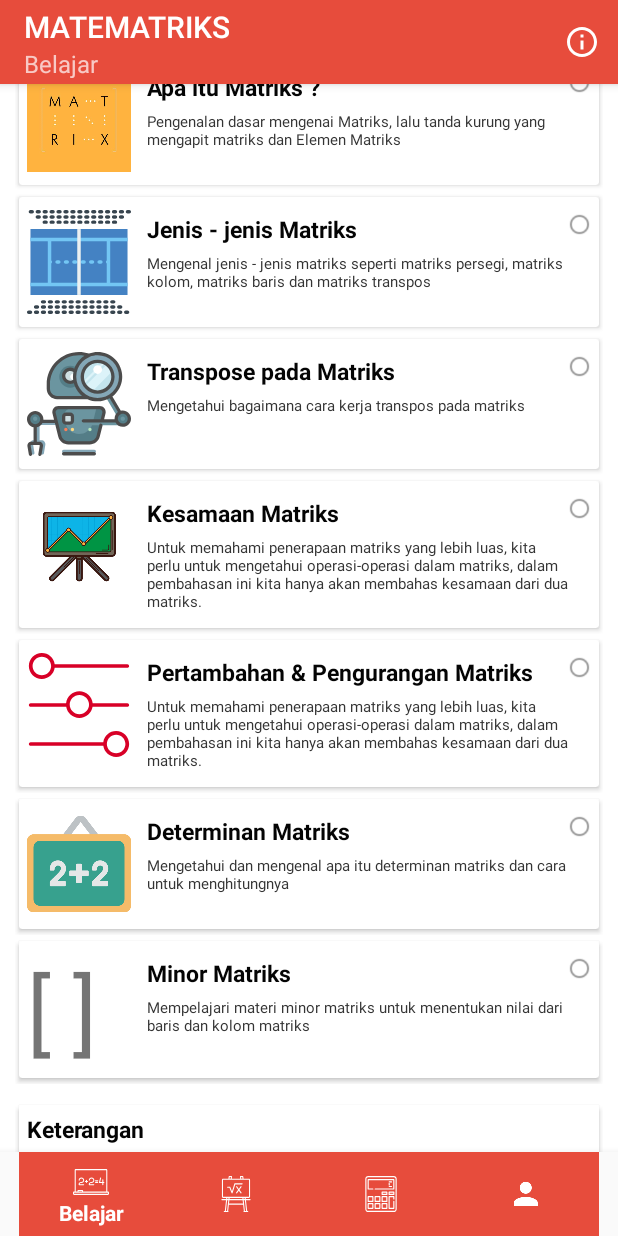
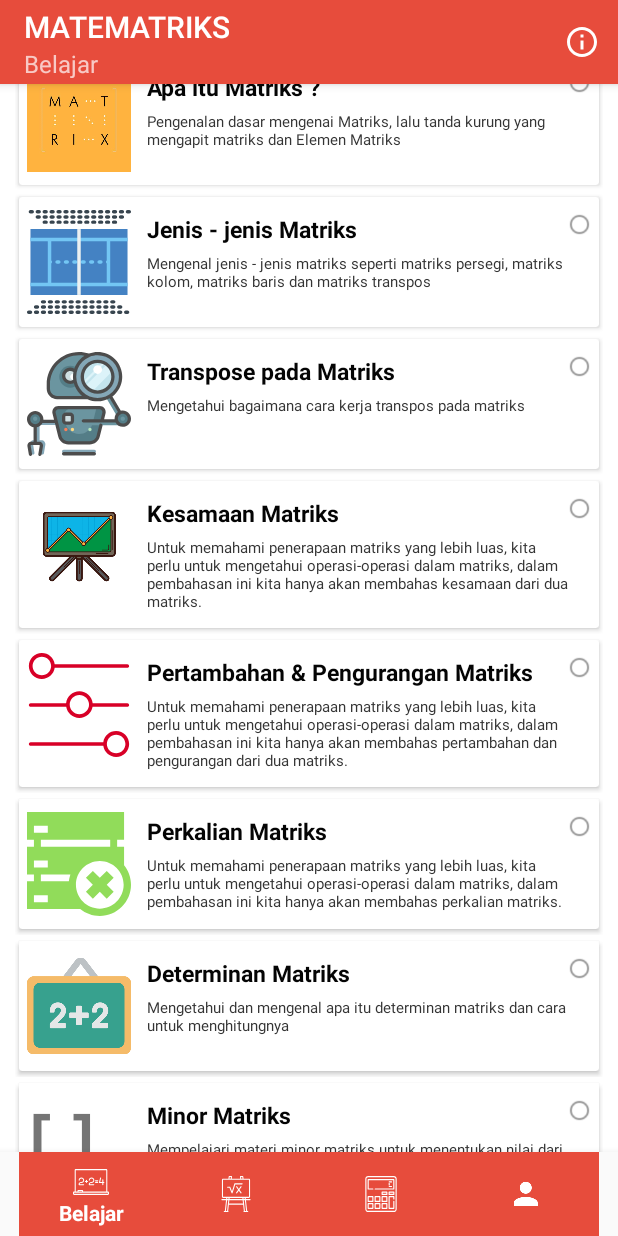
Before and after one commit to inialdan/matematriks, an Android app: the BelajarFragment screen opened directly, with no data from a screen before it, scrolled down 537 dp, on a phone screen of 412 x 824 dp. Run offline under Robolectric (Android 15) with nearby library versions, the phone set to English and light mode, and no system bars; libraries missing offline, so code that uses them is left out: com.daimajia.slider; 10 statements that could not run were skipped.

Commit message:
Add Slide Perkalian Matriks

```diff
--- a/app/src/main/AndroidManifest.xml
+++ b/app/src/main/AndroidManifest.xml
@@ -77,6 +77,11 @@
             android:screenOrientation="portrait"
             android:theme="@style/AppTheme.NoActionBar" />
         <activity
+            android:name=".activity.menu.belajar.belajar_perkalian_matriks"
+            android:noHistory="true"
+            android:screenOrientation="portrait"
+            android:theme="@style/AppTheme.NoActionBar" />
+        <activity
             android:name=".activity.menu.belajar.belajar_determinan_matriks"
             android:noHistory="true"
             android:screenOrientation="portrait"
--- a/app/src/main/java/aldan/apps/matematriks/fragment/BelajarFragment.java
+++ b/app/src/main/java/aldan/apps/matematriks/fragment/BelajarFragment.java
@@ -24,6 +24,7 @@ import aldan.apps.matematriks.activity.menu.belajar.belajar_jenis_matriks;
 import aldan.apps.matematriks.activity.menu.belajar.belajar_kesamaan_matriks;
 import aldan.apps.matematriks.activity.menu.belajar.belajar_matriks;
 import aldan.apps.matematriks.activity.menu.belajar.belajar_minor_matriks;
+import aldan.apps.matematriks.activity.menu.belajar.belajar_perkalian_matriks;
 import aldan.apps.matematriks.activity.menu.belajar.belajar_pertambahan_pengurangan_matriks;
 import aldan.apps.matematriks.activity.menu.belajar.belajar_transpos_matriks;
 import aldan.apps.matematriks.session.PrefManager;
@@ -56,7 +57,8 @@ public class BelajarFragment extends Fragment {
             statusBelajarDeterminan,
             statusBelajarMinor,
             statusBelajarKesamaanMatriks,
-            statusBelajarPertambahanPengurangan;
+            statusBelajarPertambahanPengurangan,
+            statusBelajarPerkalian;
     private SliderLayout sliderLayout;
     private PrefManager prefManager;
     Handler progressHandler = new Handler();
@@ -101,9 +103,10 @@ public class BelajarFragment extends Fragment {
         String ScoreJenisMatriks = prefManager.getScoreBelajarJenisMatriks();
         String ScoreTranspos = prefManager.getScoreBelajarTranspos();
         String ScoreKesamaanMatriks = prefManager.getScoreBelajarKesamaanMatriks();
+        String ScorePertambahanPengurangan = prefManager.getScoreBelajarPertambahanPenguranganMatriks();
+        String ScorePerkalian = prefManager.getScoreBelajarPerkalianMatriks();
         String ScoreDeterminan = prefManager.getScoreBelajarDeterminan();
         String ScoreMinor = prefManager.getScoreBelajarMinor();
-        String ScorePertambahanPengurangan = prefManager.getScoreBelajarPertambahanPenguranganMatriks();
 
         if (ScoreMatriks == "") ScoreMatriks = "0";
         else statusBelajarMatriks.setImageDrawable(getResources().getDrawable(R.drawable.icon_checked_finish));
@@ -120,6 +123,9 @@ public class BelajarFragment extends Fragment {
         if (ScorePertambahanPengurangan == "") ScorePertambahanPengurangan = "0";
         else statusBelajarPertambahanPengurangan.setImageDrawable(getResources().getDrawable(R.drawable.icon_checked_finish));
 
+        if (ScorePerkalian == "") ScorePerkalian = "0";
+        else statusBelajarPerkalian.setImageDrawable(getResources().getDrawable(R.drawable.icon_checked_finish));
+
         if (ScoreDeterminan == "") ScoreDeterminan = "0";
         else statusBelajarDeterminan.setImageDrawable(getResources().getDrawable(R.drawable.icon_checked_finish));
 
@@ -131,9 +137,10 @@ public class BelajarFragment extends Fragment {
         final Integer Transpose = Integer.parseInt(ScoreTranspos);
         final Integer KesamaanMatriks = Integer.parseInt(ScoreKesamaanMatriks);
         final Integer PertambahanPengurangan = Integer.parseInt(ScorePertambahanPengurangan);
+        final Integer Perkalian = Integer.parseInt(ScorePerkalian);
         final Integer Determinan = Integer.parseInt(ScoreDeterminan);
         final Integer Minor = Integer.parseInt(ScoreMinor);
-        final Integer theScore = Matriks + JenisMatriks + Transpose + KesamaanMatriks + PertambahanPengurangan + Determinan + Minor;
+        final Integer theScore = Matriks + JenisMatriks + Transpose + KesamaanMatriks + PertambahanPengurangan + Perkalian + Determinan + Minor;
 
         new Thread(new Runnable() {
             public void run() {
@@ -162,6 +169,7 @@ public class BelajarFragment extends Fragment {
         statusBelajarTranspos = RootView.findViewById(R.id.statusBelajarTranspos);
         statusBelajarJenisMatriks = RootView.findViewById(R.id.statusBelajarJenisMatriks);
         statusBelajarPertambahanPengurangan = RootView.findViewById(R.id.statusBelajarPertambahanPengurangan);
+        statusBelajarPerkalian = RootView.findViewById(R.id.statusBelajarPerkalianMatriks);
         statusBelajarDeterminan = RootView.findViewById(R.id.statusBelajarDeterminan);
         statusBelajarMinor = RootView.findViewById(R.id.statusBelajarMinor);
         statusBelajarKesamaanMatriks = RootView.findViewById(R.id.statusBelajarKesamaanMatriks);
@@ -198,6 +206,13 @@ public class BelajarFragment extends Fragment {
             @Override
             public void onClick(View v) {
                 startActivity(new Intent(getActivity(), belajar_pertambahan_pengurangan_matriks.class));
+            }
+        });
+
+        RootView.findViewById(R.id.menu_belajar_perkalian_matriks).setOnClickListener(new View.OnClickListener() {
+            @Override
+            public void onClick(View v) {
+                startActivity(new Intent(getActivity(), belajar_perkalian_matriks.class));
             }
         });
 
--- a/app/src/main/java/aldan/apps/matematriks/session/PrefManager.java
+++ b/app/src/main/java/aldan/apps/matematriks/session/PrefManager.java
@@ -35,6 +35,7 @@ public class PrefManager {
     public static final String SCORE_BELAJAR_TRANSPOS = "belajar_transpos_matriks";
     public static final String SCORE_BELAJAR_KESAMAAN_MATRIKS = "belajar_kesamaan_matriks";
     public static final String SCORE_PERTAMBAHAN_PENGURANGAN_MATRIKS = "belajar_pertambahan_pengurangan_matriks";
+    public static final String SCORE_PERKALIAN_MATRIKS = "belajar_perkalian_matriks";
     public static final String SCORE_BELAJAR_DETERMINAN = "belajar_determinan_matriks";
     public static final String SCORE_BELAJAR_MINOR = "belajar_minor_matriks";
 
@@ -90,6 +91,10 @@ public class PrefManager {
         return pref.getString(SCORE_PERTAMBAHAN_PENGURANGAN_MATRIKS, "");
     }
 
+    public String getScoreBelajarPerkalianMatriks(){
+        return pref.getString(SCORE_PERKALIAN_MATRIKS, "");
+    }
+
     public String getScoreBelajarDeterminan(){
         return pref.getString(SCORE_BELAJAR_DETERMINAN, "");
     }
--- /dev/null
+++ b/app/src/main/res/drawable/icon_x.xml
@@ -0,0 +1,5 @@
+<vector android:height="24dp" android:viewportHeight="30.0"
+    android:viewportWidth="30.0" android:width="24dp" xmlns:android="http://schemas.android.com/apk/res/android">
+    <path android:fillColor="#010002" android:pathData="M23,17l-2,2l-2,-2l-2,2l2,2l-2,2l2,2l2,-2l2,2l2,-2l-2,-2l2,-2z"/>
+    <path android:fillColor="#010002" android:pathData="M28,15.35V10h-2V8h2V0H0v8h2v2H0v8h2v2H0v8h15.35c1.545,1.248 3.51,1.999 5.65,2c4.971,-0.002 8.998,-4.029 9,-9C29.999,18.857 29.248,16.895 28,15.35zM2,4h4v2H2V4zM24,8v2H4V8H24zM2,14h4v2H2V14zM6,26H2v-2h4V26zM12.059,20H4v-2h8.522C12.297,18.639 12.135,19.307 12.059,20zM21,27.883c-3.801,-0.009 -6.876,-3.084 -6.885,-6.883c0.009,-3.801 3.084,-6.876 6.885,-6.885c3.799,0.009 6.874,3.084 6.883,6.885C27.874,24.799 24.799,27.874 21,27.883z"/>
+</vector>
--- /dev/null
+++ b/app/src/main/res/drawable/icon_x_green.xml
@@ -0,0 +1,5 @@
+<vector android:height="24dp" android:viewportHeight="30.0"
+    android:viewportWidth="30.0" android:width="24dp" xmlns:android="http://schemas.android.com/apk/res/android">
+    <path android:fillColor="#91DC5A" android:pathData="M23,17l-2,2l-2,-2l-2,2l2,2l-2,2l2,2l2,-2l2,2l2,-2l-2,-2l2,-2z"/>
+    <path android:fillColor="#91DC5A" android:pathData="M28,15.35V10h-2V8h2V0H0v8h2v2H0v8h2v2H0v8h15.35c1.545,1.248 3.51,1.999 5.65,2c4.971,-0.002 8.998,-4.029 9,-9C29.999,18.857 29.248,16.895 28,15.35zM2,4h4v2H2V4zM24,8v2H4V8H24zM2,14h4v2H2V14zM6,26H2v-2h4V26zM12.059,20H4v-2h8.522C12.297,18.639 12.135,19.307 12.059,20zM21,27.883c-3.801,-0.009 -6.876,-3.084 -6.885,-6.883c0.009,-3.801 3.084,-6.876 6.885,-6.885c3.799,0.009 6.874,3.084 6.883,6.885C27.874,24.799 24.799,27.874 21,27.883z"/>
+</vector>
--- a/app/src/main/res/layout/menu_belajar.xml
+++ b/app/src/main/res/layout/menu_belajar.xml
@@ -70,6 +70,12 @@
                 android:layout_height="match_parent" />
 
             <include
+                android:id="@+id/menu_belajar_perkalian_matriks"
+                layout="@layout/menu_belajar_perkalian_matriks"
+                android:layout_width="match_parent"
+                android:layout_height="match_parent" />
+
+            <include
                 android:id="@+id/menu_belajar_determinan_matriks"
                 layout="@layout/menu_belajar_determinan_matriks"
                 android:layout_width="match_parent"
--- /dev/null
+++ b/app/src/main/res/layout/menu_belajar_perkalian_matriks.xml
@@ -0,0 +1,74 @@
+<FrameLayout xmlns:android="http://schemas.android.com/apk/res/android"
+    xmlns:app="http://schemas.android.com/apk/res-auto"
+    android:layout_width="match_parent"
+    android:layout_height="wrap_content"
+    android:orientation="vertical"
+    android:visibility="visible"
+    android:paddingLeft="10dp"
+    android:paddingRight="10dp">
+    <android.support.v7.widget.CardView
+        xmlns:android="http://schemas.android.com/apk/res/android"
+        xmlns:card_view="http://schemas.android.com/apk/res-auto"
+        android:layout_width="match_parent"
+        android:layout_height="wrap_content"
+        card_view:cardElevation="2dp"
+        card_view:cardUseCompatPadding="true">
+        <RelativeLayout
+            android:layout_width="fill_parent"
+            android:layout_height="wrap_content"
+            android:orientation="horizontal"
+            android:padding="5dip"
+            android:background="?android:attr/selectableItemBackground">
+            <LinearLayout
+                android:id="@+id/thumbnail"
+                android:layout_width="wrap_content"
+                android:layout_height="wrap_content"
+                android:layout_alignParentLeft="true"
+                android:layout_marginRight="5dip">
+                <ImageView
+                    android:id="@+id/pict_poster"
+                    android:layout_width="69dp"
+                    android:layout_height="76dp"
+                    android:src="@drawable/icon_x_green"/>
+            </LinearLayout>
+            <TextView
+                android:id="@+id/lblBelajarMatriks"
+                android:layout_width="wrap_content"
+                android:layout_height="wrap_content"
+                android:layout_alignTop="@+id/thumbnail"
+                android:layout_toRightOf="@+id/thumbnail"
+                android:text="@string/belajar_perkalian_matriks_text_menu"
+                android:textColor="#040404"
+                android:layout_marginLeft="5dp"
+                android:textSize="15dip"
+                android:layout_marginTop="5dp"
+                android:textStyle="bold"
+                android:typeface="sans" />
+
+
+            <TextView
+                android:id="@+id/Description"
+                android:layout_width="fill_parent"
+                android:layout_height="wrap_content"
+                android:layout_below="@id/lblBelajarMatriks"
+                android:layout_marginTop="5dp"
+                android:layout_marginBottom="5dp"
+                android:layout_marginLeft="5dp"
+                android:layout_toRightOf="@+id/thumbnail"
+                android:text="@string/belajar_perkalian_matriks_text_description"
+                android:textColor="#343434"
+                android:textSize="10dip" />
+
+            <ImageView
+                android:id="@+id/statusBelajarPerkalianMatriks"
+                android:layout_width="15dp"
+                android:layout_height="15dp"
+                android:layout_alignParentEnd="true"
+                android:layout_alignTop="@+id/lblBelajarMatriks"
+                android:src="@drawable/icon_checked_none"
+                android:visibility="visible"
+                android:layout_alignParentRight="true" />
+
+        </RelativeLayout>
+    </android.support.v7.widget.CardView>
+</FrameLayout>
--- a/app/src/main/res/values/strings.xml
+++ b/app/src/main/res/values/strings.xml
@@ -150,7 +150,7 @@
         Pernyataan pada poin 3 adalah kondisional. Agar pernyataan tersebut bernilai benar, maka a – 2 = 1 (a = 3), 2b = 4 (b = 2), c = –2, dan akan salah jika tidak memenuhi salah satu (atau lebih) dari syarat tersebut.
     </string>
 
-    <!-- TEXT BELAJAR TRANSPOS -->
+    <!-- TEXT BELAJAR PERTAMBAHAN DAN PENGURANGAN MATRIKS -->
     <string name="slide_belajar_pertambahan_pengurangan_matriks_1_title">Pertambahan &amp; Pengurangan MATRIKS ?</string>
     <string name="slide_belajar_pertambahan_pengurangan_matriks_1_desc">
         Penjumlahan atau pengurangan matriks dapat ditentukan dengan mengoperasikan elemen-elemen yang bersesuian dari matriks yang dijumlahkan atau dikurangkan. Hal ini mengakibatkan, matriks-matriks yang dapat dijumlahkan atau dikurangkan adalah matriks-matriks yang memiliki ordo sama, sehingga setiap elemen dari matriks yang satu memiliki elemen yang bersesuaian dengan matriks yang lainnya.
@@ -188,6 +188,17 @@
     <string name="slide_belajar_pertambahan_pengurangan_matriks_7_desc">
         Karena penjumlahan dari matriks didefinisikan sebagai penjumlahan dari elemen-elemen yang bersesuaian, maka sifat-sifat dari penjumlahan bilangan real berlaku pada penjumlahan matriks.
     </string>
+
+    <!-- TEXT BELAJAR PERKALIAN MATRIKS -->
+    <string name="slide_belajar_perkalian_matriks_1_title">Perkalian MATRIKS ?</string>
+    <string name="slide_belajar_perkalian_matriks_1_desc">
+        Operasi Cara Mencari Rumus Perkalian Matriks Matematika mempunyai Metode Rumus Menghitung Matriks yg sangat berbeda dg Operasi menghitung nilai penjumlahan atau pengurangan Matriks, Metode yg diterapkan didalam Rumus Menghitung Perkalian Matriks ialah dg memasangkan baris pd matriks pertama dg kolom pd matriks kedua tetapi kedua nilai Matriks ini bisa dikalian jika banyak kolom pd matriks pertama mempunyai nilai yg sama dg banyak baris pd matriks kedua dan hasil perkalian matriks akan mempunyai baris yg sama banyak dg baris matriks pertama.
+    </string>
+    <string name="slide_belajar_perkalian_matriks_2_title">Rumus Perkalian Matriks</string>
+    <string name="slide_belajar_perkalian_matriks_2_desc">
+        Sedangkan untuk penjelasan dari Rumus Perkalian Skalar Matriks dilakukan dg cara konstanta yg artinya nilai matriks bisa dikalikan dg cara mengalikan setiap eleman atau komponen nilai matriks dg skalar. Misalnya nilai Matriks A dikalikan dg skalar K maka setiap eleman atau komponen Matriks A dikali dg k.
+    </string>
+
 
     <!-- TEXT BELAJAR DETERMINAN -->
     <string name="slide_belajar_determinan_1_title">DETERMINAN MATRIKS ?</string>
@@ -244,7 +255,13 @@
         Pertambahan &amp; Pengurangan Matriks
     </string>
     <string name="belajar_pertambahan_pengurangan_matriks_text_description">
-        Untuk memahami penerapaan matriks yang lebih luas, kita perlu untuk mengetahui operasi-operasi dalam matriks, dalam pembahasan ini kita hanya akan membahas kesamaan dari dua matriks.
+        Untuk memahami penerapaan matriks yang lebih luas, kita perlu untuk mengetahui operasi-operasi dalam matriks, dalam pembahasan ini kita hanya akan membahas pertambahan dan pengurangan dari dua matriks.
+    </string>
+    <string name="belajar_perkalian_matriks_text_menu">
+        Perkalian Matriks
+    </string>
+    <string name="belajar_perkalian_matriks_text_description">
+        Untuk memahami penerapaan matriks yang lebih luas, kita perlu untuk mengetahui operasi-operasi dalam matriks, dalam pembahasan ini kita hanya akan membahas perkalian matriks.
     </string>
     <string name="belajar_determinan_text_menu">
         Determinan Matriks
```
Also changed, not shown: app/src/main/java/aldan/apps/matematriks/KuisEssay.java (added, +107 -0 lines), app/src/main/java/aldan/apps/matematriks/SoalEssay.java (added, +66 -0 lines), app/src/main/java/aldan/apps/matematriks/activity/menu/belajar/belajar_perkalian_matriks.java (added, +203 -0 lines), app/src/main/res/layout/a_quiz_essay.xml (added, +75 -0 lines), app/src/main/res/layout/slide_belajar_perkalian_matriks_1.xml (added, +42 -0 lines), app/src/main/res/layout/slide_belajar_perkalian_matriks_2.xml (added, +42 -0 lines), app/src/main/res/layout/store_item_row.xml (deleted, +0 -56 lines), app/src/main/res/drawable/belajar_perkalian_matriks_pict.png (added), app/src/main/res/drawable/belajar_perkalian_matriks_pict_skalar.png (added), 550 other files.
